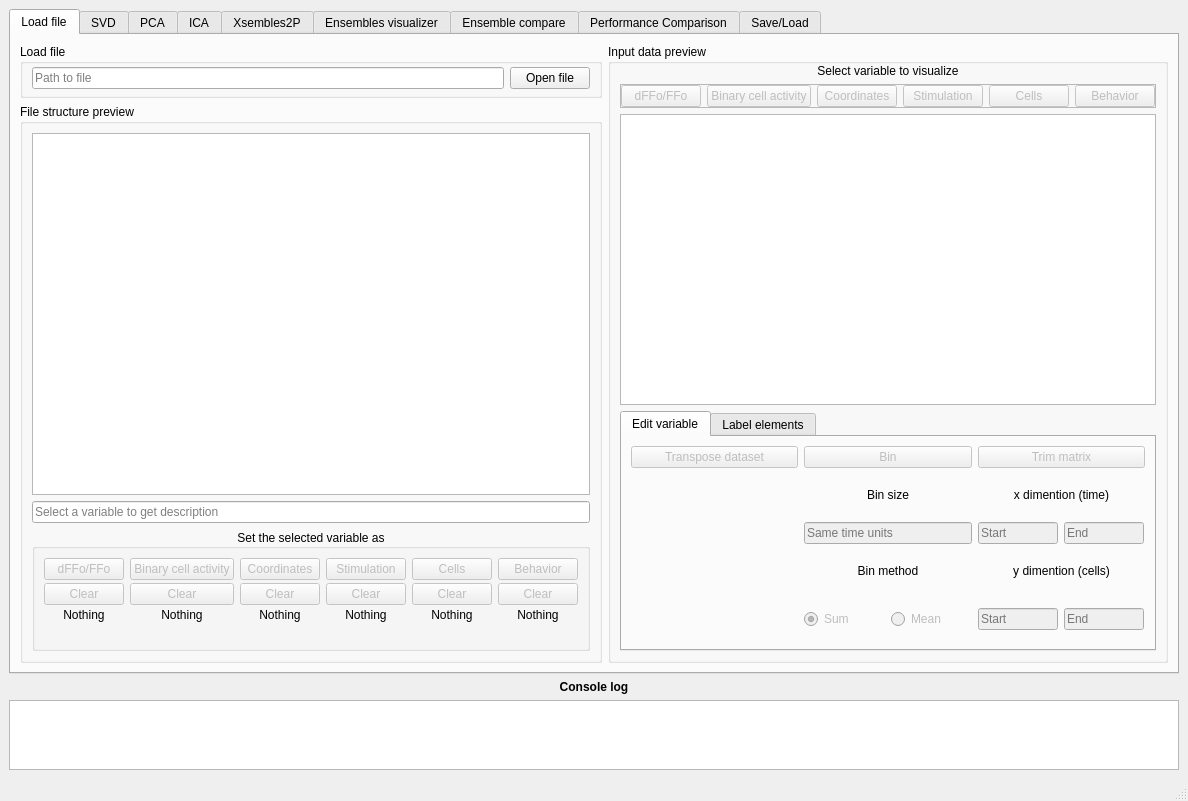
First picture: the form in gui/MainWindow.ui, repository rivelco/ENCORE, before the edit.
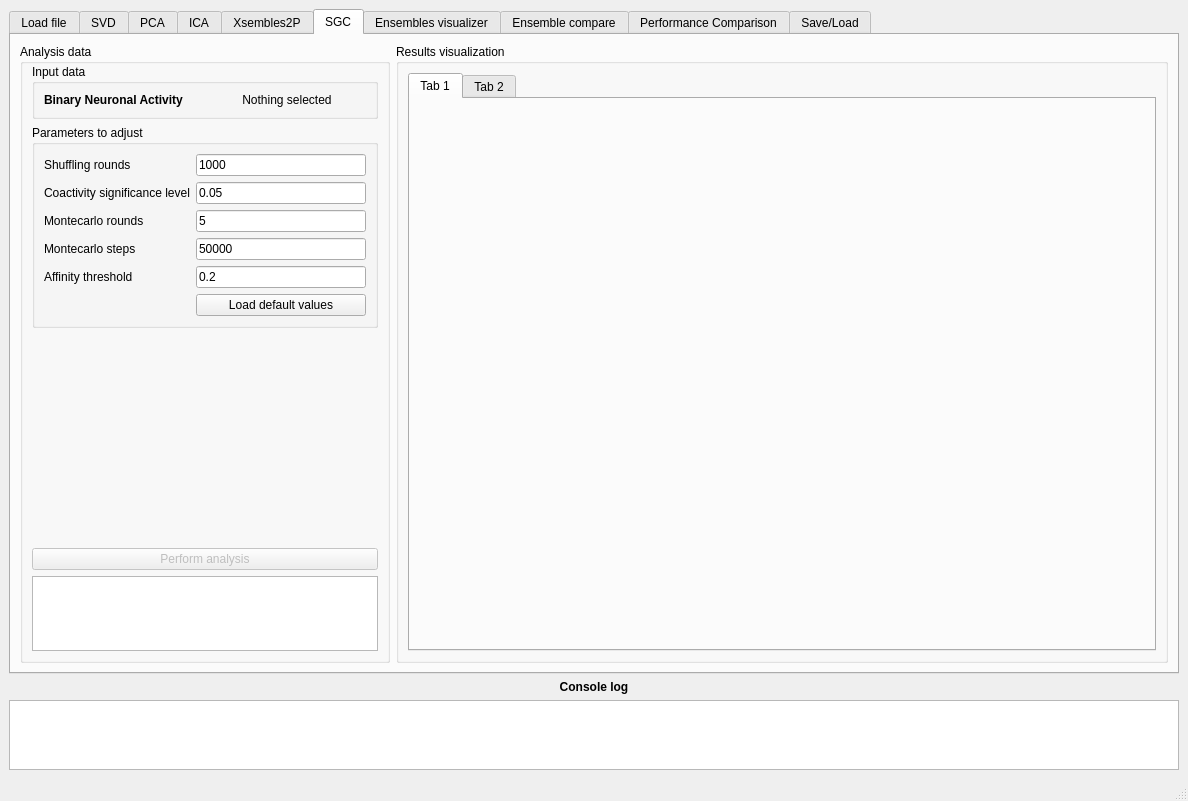
Second picture: the form after the edit. The open tabs and pages were chosen to show the change. Custom widgets are drawn as their Qt base class.

The edit to the form file:
```diff
--- a/gui/MainWindow.ui
+++ b/gui/MainWindow.ui
@@ -2980,6 +2980,222 @@
         </item>
        </layout>
       </widget>
+      <widget class="QWidget" name="tab_51">
+       <attribute name="title">
+        <string>SGC</string>
+       </attribute>
+       <layout class="QHBoxLayout" name="horizontalLayout_36">
+        <item>
+         <widget class="QGroupBox" name="groupBox_42">
+          <property name="minimumSize">
+           <size>
+            <width>370</width>
+            <height>0</height>
+           </size>
+          </property>
+          <property name="maximumSize">
+           <size>
+            <width>370</width>
+            <height>16777215</height>
+           </size>
+          </property>
+          <property name="title">
+           <string>Analysis data</string>
+          </property>
+          <layout class="QVBoxLayout" name="verticalLayout_70">
+           <property name="topMargin">
+            <number>0</number>
+           </property>
+           <item>
+            <widget class="QGroupBox" name="groupBox_44">
+             <property name="sizePolicy">
+              <sizepolicy hsizetype="Expanding" vsizetype="Preferred">
+               <horstretch>0</horstretch>
+               <verstretch>0</verstretch>
+              </sizepolicy>
+             </property>
+             <property name="title">
+              <string>Input data</string>
+             </property>
+             <layout class="QHBoxLayout" name="horizontalLayout_38">
+              <item>
+               <widget class="QLabel" name="label_28">
+                <property name="font">
+                 <font>
+                  <bold>true</bold>
+                 </font>
+                </property>
+                <property name="text">
+                 <string>Binary Neuronal Activity</string>
+                </property>
+               </widget>
+              </item>
+              <item>
+               <widget class="QLabel" name="lbl_sgc_spikes_selected">
+                <property name="text">
+                 <string>Nothing selected</string>
+                </property>
+                <property name="alignment">
+                 <set>Qt::AlignCenter</set>
+                </property>
+               </widget>
+              </item>
+             </layout>
+            </widget>
+           </item>
+           <item>
+            <widget class="QGroupBox" name="groupBox_45">
+             <property name="sizePolicy">
+              <sizepolicy hsizetype="Expanding" vsizetype="Preferred">
+               <horstretch>0</horstretch>
+               <verstretch>0</verstretch>
+              </sizepolicy>
+             </property>
+             <property name="title">
+              <string>Parameters to adjust</string>
+             </property>
+             <layout class="QFormLayout" name="formLayout_11">
+              <item row="0" column="0">
+               <widget class="QLabel" name="sgc_lbl_shuff">
+                <property name="text">
+                 <string>Shuffling rounds</string>
+                </property>
+               </widget>
+              </item>
+              <item row="0" column="1">
+               <widget class="QLineEdit" name="sgc_edit_shuff">
+                <property name="text">
+                 <string>1000</string>
+                </property>
+               </widget>
+              </item>
+              <item row="1" column="0">
+               <widget class="QLabel" name="sgc_lbl_sig">
+                <property name="text">
+                 <string>Coactivity significance level</string>
+                </property>
+               </widget>
+              </item>
+              <item row="2" column="0">
+               <widget class="QLabel" name="sgc_lbl_monterounds">
+                <property name="text">
+                 <string>Montecarlo rounds</string>
+                </property>
+               </widget>
+              </item>
+              <item row="3" column="0">
+               <widget class="QLabel" name="sgc_lbl_montesteps">
+                <property name="text">
+                 <string>Montecarlo steps</string>
+                </property>
+               </widget>
+              </item>
+              <item row="4" column="0">
+               <widget class="QLabel" name="sgc_lbl_affthres">
+                <property name="text">
+                 <string>Affinity threshold</string>
+                </property>
+               </widget>
+              </item>
+              <item row="1" column="1">
+               <widget class="QLineEdit" name="sgc_edit_sig">
+                <property name="text">
+                 <string>0.05</string>
+                </property>
+               </widget>
+              </item>
+              <item row="2" column="1">
+               <widget class="QLineEdit" name="sgc_edit_monterounds">
+                <property name="text">
+                 <string>5</string>
+                </property>
+               </widget>
+              </item>
+              <item row="3" column="1">
+               <widget class="QLineEdit" name="sgc_edit_montesteps">
+                <property name="text">
+                 <string>50000</string>
+                </property>
+               </widget>
+              </item>
+              <item row="4" column="1">
+               <widget class="QLineEdit" name="sgc_edit_affthres">
+                <property name="text">
+                 <string>0.2</string>
+                </property>
+               </widget>
+              </item>
+              <item row="5" column="1">
+               <widget class="QPushButton" name="sgc_btn_defaults">
+                <property name="text">
+                 <string>Load default values</string>
+                </property>
+               </widget>
+              </item>
+             </layout>
+            </widget>
+           </item>
+           <item>
+            <spacer name="verticalSpacer_7">
+             <property name="orientation">
+              <enum>Qt::Vertical</enum>
+             </property>
+             <property name="sizeHint" stdset="0">
+              <size>
+               <width>20</width>
+               <height>40</height>
+              </size>
+             </property>
+            </spacer>
+           </item>
+           <item>
+            <widget class="QPushButton" name="btn_run_sgc">
+             <property name="enabled">
+              <bool>false</bool>
+             </property>
+             <property name="text">
+              <string>Perform analysis</string>
+             </property>
+            </widget>
+           </item>
+           <item>
+            <widget class="QPlainTextEdit" name="sgc_txt_source">
+             <property name="maximumSize">
+              <size>
+               <width>16777215</width>
+               <height>75</height>
+              </size>
+             </property>
+            </widget>
+           </item>
+          </layout>
+         </widget>
+        </item>
+        <item>
+         <widget class="QGroupBox" name="groupBox_43">
+          <property name="title">
+           <string>Results visualization</string>
+          </property>
+          <layout class="QVBoxLayout" name="verticalLayout_71">
+           <item>
+            <widget class="QTabWidget" name="tabWidget_3">
+             <widget class="QWidget" name="tab_52">
+              <attribute name="title">
+               <string>Tab 1</string>
+              </attribute>
+             </widget>
+             <widget class="QWidget" name="tab_53">
+              <attribute name="title">
+               <string>Tab 2</string>
+              </attribute>
+             </widget>
+            </widget>
+           </item>
+          </layout>
+         </widget>
+        </item>
+       </layout>
+      </widget>
       <widget class="QWidget" name="tab_15">
        <attribute name="title">
         <string>Ensembles visualizer</string>
```
Left out of the diff: 8 changed lines with no effect on the pictures.
